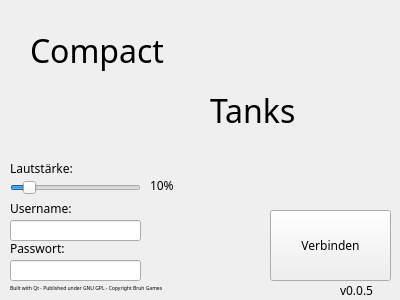
First picture: the form in ui/frmlogin.ui, repository C0dingschmuser/CompactTanks, before the edit.
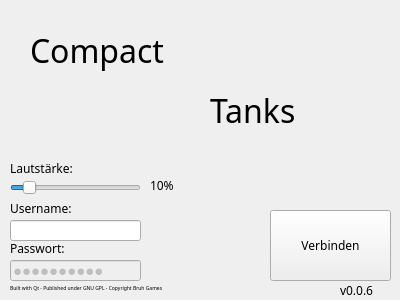
Second picture: the form after the edit.

Diff of the .ui file:
```diff
--- a/ui/frmlogin.ui
+++ b/ui/frmlogin.ui
@@ -35,6 +35,9 @@
    </property>
   </widget>
   <widget class="QLineEdit" name="edtPassword">
+   <property name="enabled">
+    <bool>false</bool>
+   </property>
    <property name="geometry">
     <rect>
      <x>10</x>
@@ -52,6 +55,9 @@
    <property name="inputMask">
     <string/>
    </property>
+   <property name="text">
+    <string>aaaaaaaaaa</string>
+   </property>
    <property name="echoMode">
     <enum>QLineEdit::Password</enum>
    </property>
@@ -164,7 +170,7 @@
     </font>
    </property>
    <property name="text">
-    <string>v0.0.5</string>
+    <string>v0.0.6</string>
    </property>
   </widget>
   <widget class="QPushButton" name="btnConnect">
```
